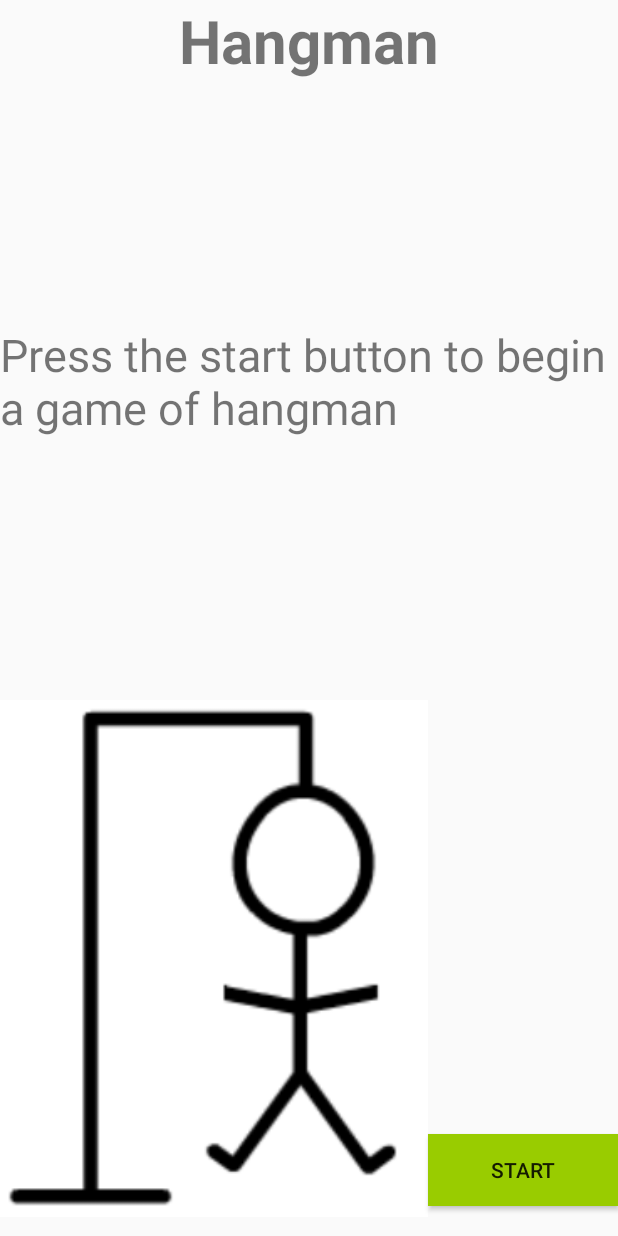
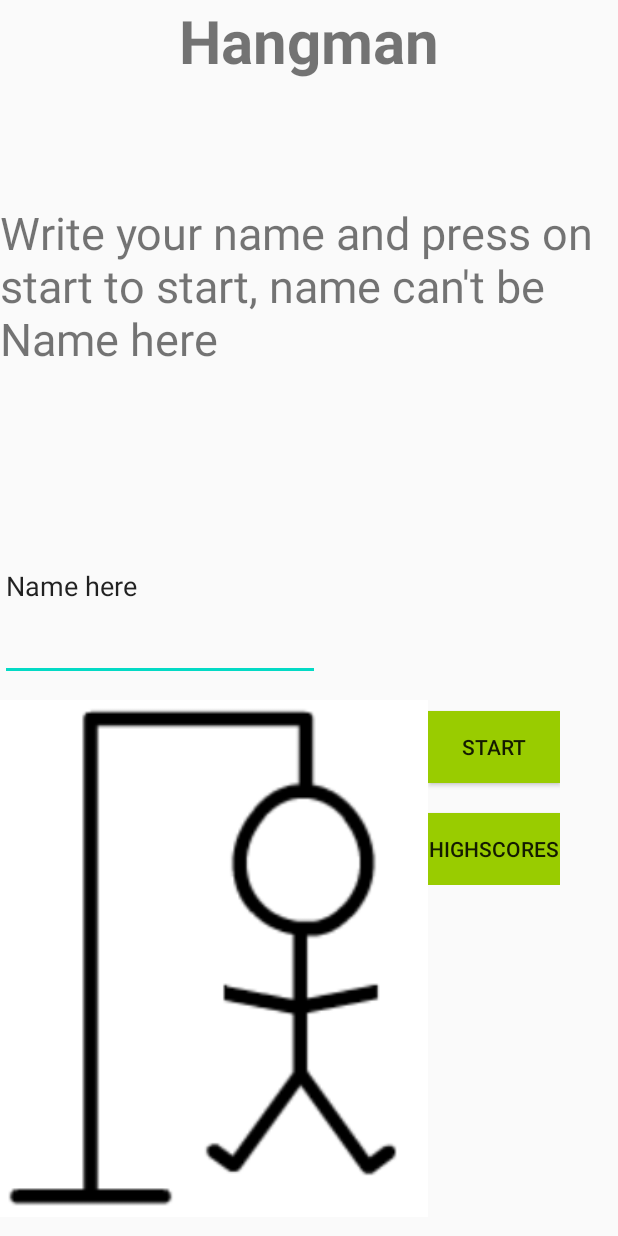
Before and after one commit to MortencKruuse/s183681MortenKruuseHangman, an Android app: the screen it shows after launch (MainActivity), on a phone screen of 412 x 824 dp. Run offline under Robolectric (Android 15) with nearby library versions, the light colour scheme and no system bars.

Commit message:
Created won page and highscore page, whilst also changing some logic in Galgelogik

```diff
--- a/app/src/main/AndroidManifest.xml
+++ b/app/src/main/AndroidManifest.xml
@@ -9,7 +9,9 @@
         android:roundIcon="@mipmap/ic_launcher_round"
         android:supportsRtl="true"
         android:theme="@style/AppTheme">
-        <activity android:name=".HangmanGame"></activity>
+        <activity android:name=".Won"></activity>
+        <activity android:name=".Highscores" />
+        <activity android:name=".HangmanGame" />
         <activity android:name=".MainActivity">
             <intent-filter>
                 <action android:name="android.intent.action.MAIN" />
--- a/app/src/main/java/com/example/s183681mortenkruusehangman/Galgelogik.java
+++ b/app/src/main/java/com/example/s183681mortenkruusehangman/Galgelogik.java
@@ -20,6 +20,7 @@ public class Galgelogik {
     private boolean spilletErVundet;
     private boolean spilletErTabt;
     private static Galgelogik single_instance = null;
+    private String name;
 
     private Galgelogik() {
         muligeOrd.add("car");
@@ -31,6 +32,7 @@ public class Galgelogik {
         muligeOrd.add("snail");
         muligeOrd.add("sparrow");
         muligeOrd.add("thieves");
+        name = "";
         startNytSpil();
     }
     public static Galgelogik getInstance()
@@ -40,8 +42,6 @@ public class Galgelogik {
 
         return single_instance;
     }
-
-
     public ArrayList<String> getBrugteBogstaver() {
         return brugteBogstaver;
     }
@@ -52,6 +52,14 @@ public class Galgelogik {
 
     public String getOrdet() {
         return ordet;
+    }
+
+    public String getName(){
+        return name;
+    }
+
+    public void setName(String name){
+        this.name = name;
     }
 
     public int getAntalForkerteBogstaver() {
--- a/app/src/main/java/com/example/s183681mortenkruusehangman/HangmanGame.java
+++ b/app/src/main/java/com/example/s183681mortenkruusehangman/HangmanGame.java
@@ -22,6 +22,7 @@ public class HangmanGame extends AppCompatActivity implements OnClickListener {
         visibleWord = findViewById(R.id.visibleWord);
         hangmanImage = findViewById(R.id.gamehangmanmainimage);
         initilizeButtons();
+        galgelogik.startNytSpil();
     }
 
     public void initilizeButtons(){
@@ -62,6 +63,8 @@ public class HangmanGame extends AppCompatActivity implements OnClickListener {
     @Override
     public void onClick(View view) {
         if (view instanceof Button){
+            visibleWord.setText(galgelogik.getSynligtOrd());
+            System.out.println(galgelogik.getName());
             ((Button) view).setBackgroundColor(getResources().getColor(R.color.clicked));
             ((Button) view).setClickable(false);
             System.out.println((String) ((Button) view).getText());
--- a/app/src/main/java/com/example/s183681mortenkruusehangman/MainActivity.java
+++ b/app/src/main/java/com/example/s183681mortenkruusehangman/MainActivity.java
@@ -6,20 +6,40 @@ import android.content.Intent;
 import android.os.Bundle;
 import android.view.View;
 import android.widget.Button;
+import android.widget.TextView;
 
-public class MainActivity extends AppCompatActivity {
-
+public class MainActivity extends AppCompatActivity implements View.OnClickListener {
+    Galgelogik galgelogik;
+    Button startbtn;
+    Button highscoresbtn;
+    TextView tvname;
     @Override
     protected void onCreate(Bundle savedInstanceState) {
         super.onCreate(savedInstanceState);
         setContentView(R.layout.activity_main);
-        Button startbtn = findViewById(R.id.startButton);
-        startbtn.setOnClickListener(new View.OnClickListener() {
-            @Override
-            public void onClick(View v) {
-                startActivity(new Intent(MainActivity.this, HangmanGame.class));
-            }
-        });
+        galgelogik = Galgelogik.getInstance();
+        startbtn = findViewById(R.id.startButton);
+        highscoresbtn = findViewById(R.id.highscoreButton);
+        tvname = findViewById(R.id.etTextPersonName);
+        startbtn.setOnClickListener(this);
+        highscoresbtn.setOnClickListener(this);
     }
 
+    @Override
+    public void onClick(View v) {
+        if(v instanceof Button){
+            if(v.getId() == findViewById(R.id.startButton).getId() && !tvname.getText().toString().equals("Name here")){
+                System.out.println("Test");
+                galgelogik.setName(tvname.getText().toString());
+                System.out.println(galgelogik.getName());
+                startActivity(new Intent(MainActivity.this,HangmanGame.class));
+
+            }
+            else if(v.getId() == findViewById(R.id.highscoreButton).getId()){
+                startActivity(new Intent(MainActivity.this, Highscores.class));
+            }
+        }
+
+
+    }
 }
--- a/app/src/main/res/layout/activity_hangmangame.xml
+++ b/app/src/main/res/layout/activity_hangmangame.xml
@@ -34,7 +34,7 @@
                 android:layout_height="491dp"
                 android:layout_weight="1"
                 android:src="@drawable/galge" />
-
+L
             <LinearLayout
                 android:layout_width="wrap_content"
                 android:layout_height="match_parent"
--- a/app/src/main/res/layout/activity_main.xml
+++ b/app/src/main/res/layout/activity_main.xml
@@ -29,7 +29,15 @@
             android:layout_height="wrap_content"
             android:layout_weight="1"
             android:textSize="30dp"
-            android:text="Press the start button to begin a game of hangman" />
+            android:text="Write your name and press on start to start, name can't be Name here" />
+        <EditText
+            android:id="@+id/etTextPersonName"
+            android:layout_width="wrap_content"
+            android:layout_height="wrap_content"
+            android:layout_weight="1"
+            android:ems="10"
+            android:inputType="textPersonName"
+            android:text="Name here" />
 
         <LinearLayout
             android:layout_width="match_parent"
@@ -41,7 +49,10 @@
                 android:layout_width="285dp"
                 android:layout_height="370dp"
                 app:srcCompat="@drawable/forkert6" />
-
+            <LinearLayout
+                android:layout_width="wrap_content"
+                android:layout_height="wrap_content"
+                android:orientation="vertical">
                 <Button
                     android:id="@+id/startButton"
                     android:layout_width="match_parent"
@@ -51,6 +62,19 @@
                     android:layout_marginTop="20dp"
                     android:background="@android:color/holo_green_light"
                     android:text="Start" />
+
+                <Button
+                    android:id="@+id/highscoreButton"
+                    android:layout_width="match_parent"
+                    android:layout_height="wrap_content"
+                    android:layout_weight="1"
+                    android:layout_gravity="bottom"
+                    android:layout_marginTop="20dp"
+                    android:background="@android:color/holo_green_light"
+                    android:text="Highscores" />
+
+            </LinearLayout>
+
         </LinearLayout>
 
 
--- a/app/src/main/res/values/strings.xml
+++ b/app/src/main/res/values/strings.xml
@@ -1,3 +1,3 @@
 <resources>
-    <string name="app_name">s183681 Morten Kruuse Hangman</string>
+    <string name="app_name">s183681 Morten Kruuse Galgeleg</string>
 </resources>
```
Also changed, not shown: app/src/main/java/com/example/s183681mortenkruusehangman/Highscores.java (added, +50 -0 lines), app/src/main/java/com/example/s183681mortenkruusehangman/Won.java (added, +35 -0 lines), app/src/main/res/layout/activity_highscores.xml (added, +50 -0 lines), app/src/main/res/layout/activity_won.xml (added, +65 -0 lines). Lines whose indentation alone changed are shown as unchanged.
